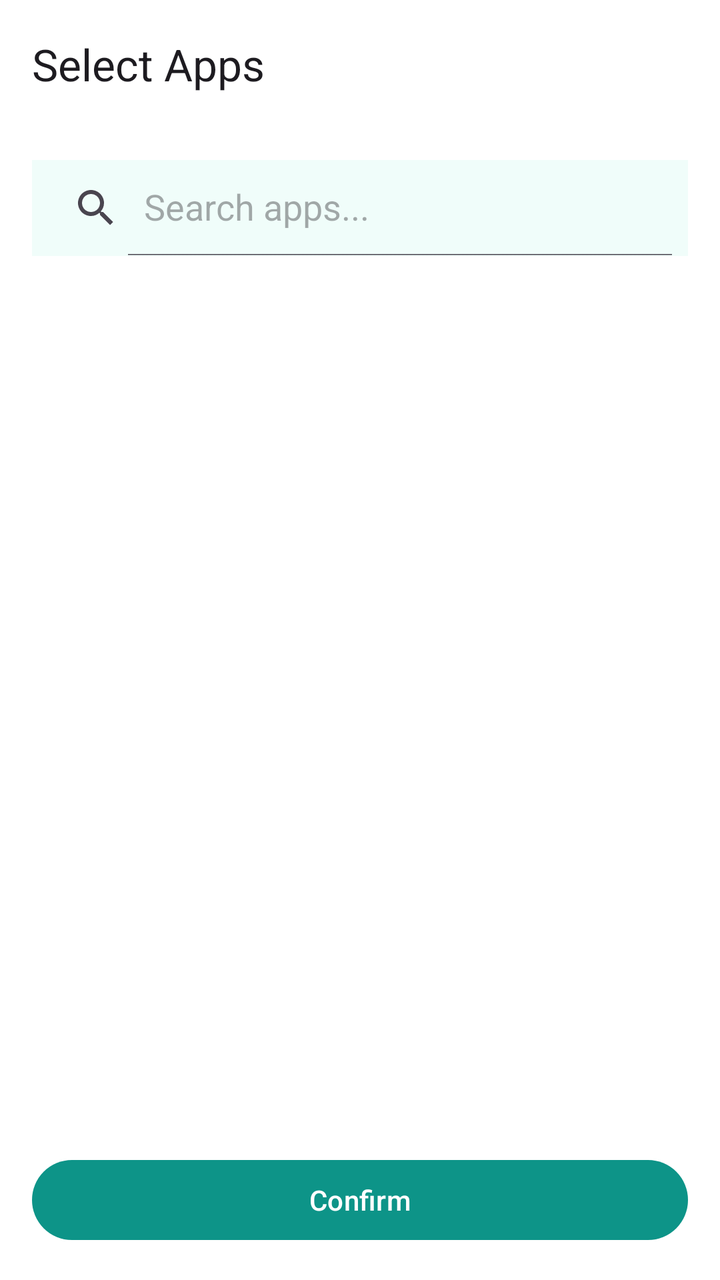
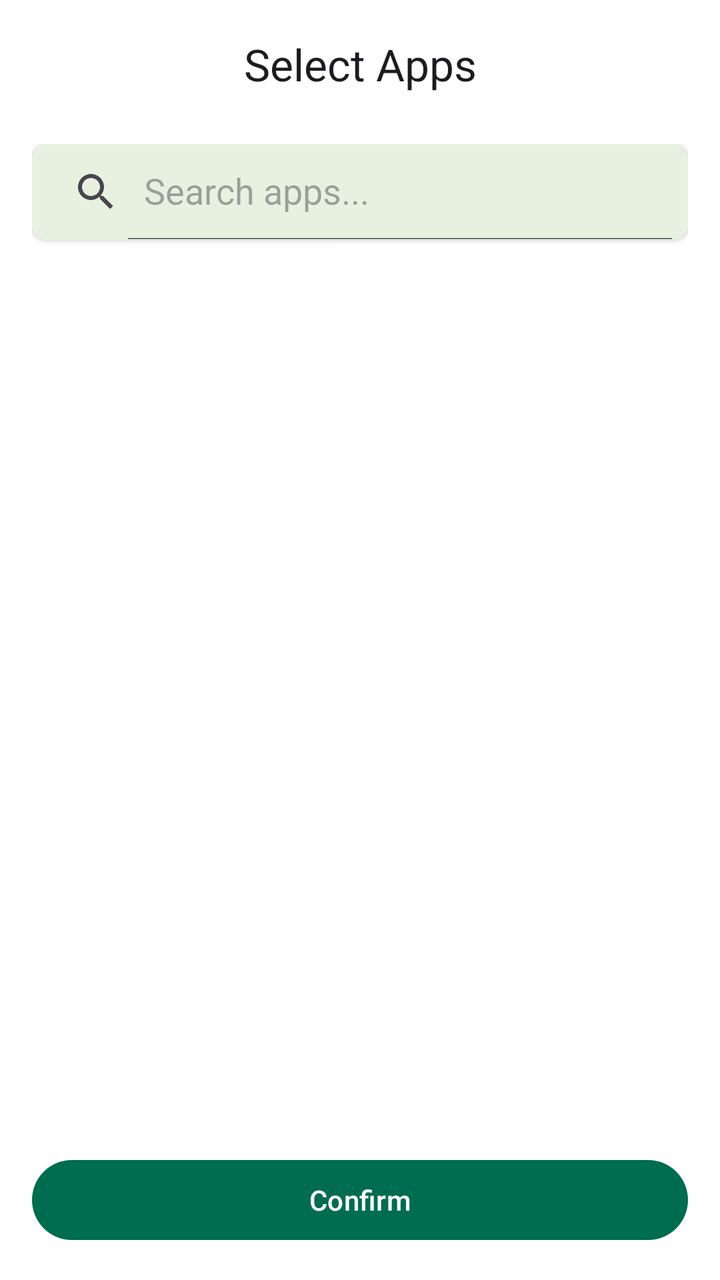

Two renders of the same Android screen: before a commit and after it. Below are the layout's source before the change and the commit's diff.
<!-- AndroidManifest.xml: application theme Theme.BlockWords -->
<!-- res/layout/activity_select_apps.xml -->
<?xml version="1.0" encoding="utf-8"?>
<androidx.coordinatorlayout.widget.CoordinatorLayout xmlns:android="http://schemas.android.com/apk/res/android"
    xmlns:app="http://schemas.android.com/apk/res-auto"
    android:layout_width="match_parent"
    android:layout_height="match_parent"
    android:background="?attr/colorSurface">

    <com.google.android.material.appbar.AppBarLayout
        android:layout_width="match_parent"
        android:layout_height="wrap_content"
        android:background="@android:color/transparent"
        app:elevation="0dp">

        <com.google.android.material.appbar.MaterialToolbar
            android:id="@+id/toolbar"
            android:layout_width="match_parent"
            android:layout_height="?attr/actionBarSize"
            app:title="Select Apps" />
    </com.google.android.material.appbar.AppBarLayout>

    <LinearLayout
        android:layout_width="match_parent"
        android:layout_height="match_parent"
        android:orientation="vertical"
        android:padding="16dp"
        app:layout_behavior="@string/appbar_scrolling_view_behavior">

        <androidx.appcompat.widget.SearchView
            android:id="@+id/search_view"
            android:layout_width="match_parent"
            android:layout_height="wrap_content"
            android:layout_marginBottom="16dp"
            android:background="?attr/colorSurfaceVariant"
            app:queryHint="Search apps..."
            app:iconifiedByDefault="false" />

        <androidx.recyclerview.widget.RecyclerView
            android:id="@+id/app_list"
            android:layout_width="match_parent"
            android:layout_height="0dp"
            android:layout_weight="1"
            android:layout_marginBottom="16dp" />

        <com.google.android.material.button.MaterialButton
            android:id="@+id/btn_confirm"
            style="@style/Widget.Material3.Button"
            android:layout_width="match_parent"
            android:layout_height="wrap_content"
            android:text="Confirm" />
    </LinearLayout>
</androidx.coordinatorlayout.widget.CoordinatorLayout>
<!-- resources referenced by this layout -->
<resources>
  <style name="Base.Theme.BlockWords" parent="Theme.Material3.DayNight.NoActionBar">
          <item name="colorPrimary">@color/md_theme_primary</item>
          <item name="colorOnPrimary">@color/md_theme_onPrimary</item>
          <item name="colorPrimaryContainer">@color/md_theme_primaryContainer</item>
          <item name="colorOnPrimaryContainer">@color/md_theme_onPrimaryContainer</item>
          <item name="colorSecondary">@color/md_theme_secondary</item>
          <item name="colorOnSecondary">@color/md_theme_onSecondary</item>
          <item name="colorSecondaryContainer">@color/md_theme_secondaryContainer</item>
          <item name="colorOnSecondaryContainer">@color/md_theme_onSecondaryContainer</item>
          <item name="colorTertiary">@color/md_theme_tertiary</item>
          <item name="colorOnTertiary">@color/md_theme_onTertiary</item>
          <item name="colorTertiaryContainer">@color/md_theme_tertiaryContainer</item>
          <item name="colorOnTertiaryContainer">@color/md_theme_onTertiaryContainer</item>
          <item name="colorError">@color/md_theme_error</item>
          <item name="colorOnError">@color/md_theme_onError</item>
          <item name="colorErrorContainer">@color/md_theme_errorContainer</item>
          <item name="colorOnErrorContainer">@color/md_theme_onErrorContainer</item>
          <item name="android:colorBackground">@color/md_theme_background</item>
          <item name="colorOnBackground">@color/md_theme_onBackground</item>
          <item name="colorSurface">@color/md_theme_surface</item>
          <item name="colorOnSurface">@color/md_theme_onSurface</item>
          <item name="colorSurfaceVariant">@color/md_theme_surfaceVariant</item>
          <item name="colorOnSurfaceVariant">@color/md_theme_onSurfaceVariant</item>
          <item name="colorOutline">@color/md_theme_outline</item>
          <item name="colorOutlineVariant">@color/md_theme_outlineVariant</item>
          <item name="colorSurfaceInverse">@color/md_theme_inverseSurface</item>
          <item name="colorOnSurfaceInverse">@color/md_theme_inverseOnSurface</item>
          <item name="colorPrimaryInverse">@color/md_theme_inversePrimary</item>
          <item name="colorPrimaryFixed">@color/md_theme_primaryFixed</item>
          <item name="colorOnPrimaryFixed">@color/md_theme_onPrimaryFixed</item>
          <item name="colorPrimaryFixedDim">@color/md_theme_primaryFixedDim</item>
          <item name="colorOnPrimaryFixedVariant">@color/md_theme_onPrimaryFixedVariant</item>
          <item name="colorSecondaryFixed">@color/md_theme_secondaryFixed</item>
          <item name="colorOnSecondaryFixed">@color/md_theme_onSecondaryFixed</item>
          <item name="colorSecondaryFixedDim">@color/md_theme_secondaryFixedDim</item>
          <item name="colorOnSecondaryFixedVariant">@color/md_theme_onSecondaryFixedVariant</item>
          <item name="colorTertiaryFixed">@color/md_theme_tertiaryFixed</item>
          <item name="colorOnTertiaryFixed">@color/md_theme_onTertiaryFixed</item>
          <item name="colorTertiaryFixedDim">@color/md_theme_tertiaryFixedDim</item>
          <item name="colorOnTertiaryFixedVariant">@color/md_theme_onTertiaryFixedVariant</item>
          <item name="colorSurfaceDim">@color/md_theme_surfaceDim</item>
          <item name="colorSurfaceBright">@color/md_theme_surfaceBright</item>
          <item name="colorSurfaceContainerLowest">@color/md_theme_surfaceContainerLowest</item>
          <item name="colorSurfaceContainerLow">@color/md_theme_surfaceContainerLow</item>
          <item name="colorSurfaceContainer">@color/md_theme_surfaceContainer</item>
          <item name="colorSurfaceContainerHigh">@color/md_theme_surfaceContainerHigh</item>
          <item name="colorSurfaceContainerHighest">@color/md_theme_surfaceContainerHighest</item>
      </style>
  <color name="md_theme_primary">#0D9488</color>
  <color name="md_theme_primaryContainer">#CCFBF1</color>
  <color name="md_theme_onPrimaryContainer">#115E59</color>
  <color name="md_theme_secondary">#14B8A6</color>
  <color name="md_theme_secondaryContainer">#E0F2FE</color>
  <color name="md_theme_onSecondaryContainer">#0369A1</color>
  <color name="md_theme_tertiary">#EA580C</color>
  <color name="md_theme_tertiaryContainer">#FFEDD5</color>
  <color name="md_theme_onTertiaryContainer">#7C2D12</color>
  <color name="md_theme_error">#BA1A1A</color>
  <color name="md_theme_errorContainer">#FFDAD6</color>
  <color name="md_theme_onErrorContainer">#410002</color>
  <color name="md_theme_background">#F0FDFA</color>
  <color name="md_theme_onBackground">#115E59</color>
  <color name="md_theme_onSurface">#115E59</color>
  <color name="md_theme_surfaceVariant">#F0FDFA</color>
  <color name="md_theme_onSurfaceVariant">#115E59</color>
  <color name="md_theme_outline">#99F6E4</color>
  <color name="md_theme_outlineVariant">#CCFBF1</color>
  <color name="md_theme_inverseSurface">#2B3230</color>
  <color name="md_theme_inverseOnSurface">#ECF2EF</color>
  <color name="md_theme_inversePrimary">#83D5C5</color>
  <color name="md_theme_primaryFixed">#9FF2E1</color>
  <color name="md_theme_onPrimaryFixed">#00201B</color>
  <color name="md_theme_primaryFixedDim">#83D5C5</color>
  <color name="md_theme_onPrimaryFixedVariant">#005046</color>
  <color name="md_theme_secondaryFixed">#CDE8E1</color>
  <color name="md_theme_onSecondaryFixed">#06201B</color>
  <color name="md_theme_secondaryFixedDim">#B1CCC5</color>
  <color name="md_theme_onSecondaryFixedVariant">#334B46</color>
  <color name="md_theme_tertiaryFixed">#CAE6FF</color>
  <color name="md_theme_onTertiaryFixed">#001E2F</color>
  <color name="md_theme_tertiaryFixedDim">#ACCAE5</color>
  <color name="md_theme_onTertiaryFixedVariant">#2C4A60</color>
  <color name="md_theme_surfaceDim">#D5DBD8</color>
  <color name="md_theme_surfaceBright">#F5FBF8</color>
  <color name="md_theme_surfaceContainerLow">#EFF5F2</color>
  <color name="md_theme_surfaceContainer">#E9EFEC</color>
  <color name="md_theme_surfaceContainerHigh">#E3EAE6</color>
  <color name="md_theme_surfaceContainerHighest">#DEE4E1</color>
  <!-- unchanged entries left out for length: 7 -->
</resources>

<!-- the commit's change to res/layout/activity_select_apps.xml (unified diff, before → after) -->
@@ -15,24 +15,35 @@
             android:id="@+id/toolbar"
             android:layout_width="match_parent"
             android:layout_height="?attr/actionBarSize"
-            app:title="Select Apps" />
+            app:title="Select Apps"
+            app:titleCentered="true" />
     </com.google.android.material.appbar.AppBarLayout>
 
     <LinearLayout
         android:layout_width="match_parent"
         android:layout_height="match_parent"
         android:orientation="vertical"
-        android:padding="16dp"
+        android:paddingHorizontal="16dp"
+        android:paddingTop="8dp"
+        android:paddingBottom="16dp"
         app:layout_behavior="@string/appbar_scrolling_view_behavior">
 
-        <androidx.appcompat.widget.SearchView
-            android:id="@+id/search_view"
+        <com.google.android.material.card.MaterialCardView
             android:layout_width="match_parent"
             android:layout_height="wrap_content"
             android:layout_marginBottom="16dp"
-            android:background="?attr/colorSurfaceVariant"
-            app:queryHint="Search apps..."
-            app:iconifiedByDefault="false" />
+            app:cardElevation="2dp"
+            app:cardBackgroundColor="?attr/colorSurfaceContainerLow"
+            app:shapeAppearance="@style/ShapeAppearance.Material3.Corner.Small">
+
+            <androidx.appcompat.widget.SearchView
+                android:id="@+id/search_view"
+                android:layout_width="match_parent"
+                android:layout_height="wrap_content"
+                android:background="?attr/colorSurfaceVariant"
+                app:queryHint="Search apps..."
+                app:iconifiedByDefault="false" />
+        </com.google.android.material.card.MaterialCardView>
 
         <androidx.recyclerview.widget.RecyclerView
             android:id="@+id/app_list"
<!-- resource entries referenced after the edit -->
@@ -47,47 +47,67 @@
           <item name="colorSurfaceContainer">@color/md_theme_surfaceContainer</item>
           <item name="colorSurfaceContainerHigh">@color/md_theme_surfaceContainerHigh</item>
           <item name="colorSurfaceContainerHighest">@color/md_theme_surfaceContainerHighest</item>
+  
+          <item name="materialCardViewStyle">@style/Widget.Material3.CardView.Elevated</item>
+          <item name="chipStyle">@style/Widget.Material3.Chip.Input</item>
+          <item name="materialSwitchStyle">@style/Widget.Material3.CompoundButton.MaterialSwitch</item>
+  
+          <item name="shapeAppearanceSmallComponent">@style/ShapeAppearance.BlockWords.Small</item>
+          <item name="shapeAppearanceMediumComponent">@style/ShapeAppearance.BlockWords.Medium</item>
+          <item name="shapeAppearanceLargeComponent">@style/ShapeAppearance.BlockWords.Large</item>
       </style>
-  <color name="md_theme_primary">#0D9488</color>
-  <color name="md_theme_primaryContainer">#CCFBF1</color>
-  <color name="md_theme_onPrimaryContainer">#115E59</color>
-  <color name="md_theme_secondary">#14B8A6</color>
-  <color name="md_theme_secondaryContainer">#E0F2FE</color>
-  <color name="md_theme_onSecondaryContainer">#0369A1</color>
-  <color name="md_theme_tertiary">#EA580C</color>
-  <color name="md_theme_tertiaryContainer">#FFEDD5</color>
-  <color name="md_theme_onTertiaryContainer">#7C2D12</color>
-  <color name="md_theme_error">#BA1A1A</color>
-  <color name="md_theme_errorContainer">#FFDAD6</color>
-  <color name="md_theme_onErrorContainer">#410002</color>
-  <color name="md_theme_background">#F0FDFA</color>
-  <color name="md_theme_onBackground">#115E59</color>
-  <color name="md_theme_onSurface">#115E59</color>
-  <color name="md_theme_surfaceVariant">#F0FDFA</color>
-  <color name="md_theme_onSurfaceVariant">#115E59</color>
-  <color name="md_theme_outline">#99F6E4</color>
-  <color name="md_theme_outlineVariant">#CCFBF1</color>
-  <color name="md_theme_inverseSurface">#2B3230</color>
-  <color name="md_theme_inverseOnSurface">#ECF2EF</color>
-  <color name="md_theme_inversePrimary">#83D5C5</color>
-  <color name="md_theme_primaryFixed">#9FF2E1</color>
-  <color name="md_theme_onPrimaryFixed">#00201B</color>
-  <color name="md_theme_primaryFixedDim">#83D5C5</color>
-  <color name="md_theme_onPrimaryFixedVariant">#005046</color>
-  <color name="md_theme_secondaryFixed">#CDE8E1</color>
-  <color name="md_theme_onSecondaryFixed">#06201B</color>
-  <color name="md_theme_secondaryFixedDim">#B1CCC5</color>
-  <color name="md_theme_onSecondaryFixedVariant">#334B46</color>
-  <color name="md_theme_tertiaryFixed">#CAE6FF</color>
-  <color name="md_theme_onTertiaryFixed">#001E2F</color>
-  <color name="md_theme_tertiaryFixedDim">#ACCAE5</color>
-  <color name="md_theme_onTertiaryFixedVariant">#2C4A60</color>
-  <color name="md_theme_surfaceDim">#D5DBD8</color>
-  <color name="md_theme_surfaceBright">#F5FBF8</color>
-  <color name="md_theme_surfaceContainerLow">#EFF5F2</color>
-  <color name="md_theme_surfaceContainer">#E9EFEC</color>
-  <color name="md_theme_surfaceContainerHigh">#E3EAE6</color>
-  <color name="md_theme_surfaceContainerHighest">#DEE4E1</color>
+  <color name="md_theme_primary">#006C50</color>
+  <color name="md_theme_primaryContainer">#89F8C7</color>
+  <color name="md_theme_onPrimaryContainer">#002116</color>
+  <color name="md_theme_secondary">#0D9488</color>
+  <color name="md_theme_secondaryContainer">#CCFBF1</color>
+  <color name="md_theme_onSecondaryContainer">#134E4A</color>
+  <color name="md_theme_tertiary">#D97706</color>
+  <color name="md_theme_tertiaryContainer">#FDE68A</color>
+  <color name="md_theme_onTertiaryContainer">#451A03</color>
+  <color name="md_theme_error">#E11D48</color>
+  <color name="md_theme_errorContainer">#FFE4E6</color>
+  <color name="md_theme_onErrorContainer">#881337</color>
+  <color name="md_theme_background">#F8FAF5</color>
+  <color name="md_theme_onBackground">#1A2E1A</color>
+  <color name="md_theme_onSurface">#1A2E1A</color>
+  <color name="md_theme_surfaceVariant">#E8F0E0</color>
+  <color name="md_theme_onSurfaceVariant">#425242</color>
+  <color name="md_theme_outline">#A3B898</color>
+  <color name="md_theme_outlineVariant">#C8D4C0</color>
+  <color name="md_theme_inverseSurface">#2E3A2E</color>
+  <color name="md_theme_inverseOnSurface">#E8F0E0</color>
+  <color name="md_theme_inversePrimary">#6EE7B7</color>
+  <color name="md_theme_primaryFixed">#89F8C7</color>
+  <color name="md_theme_onPrimaryFixed">#002116</color>
+  <color name="md_theme_primaryFixedDim">#6CDBAC</color>
+  <color name="md_theme_onPrimaryFixedVariant">#00523C</color>
+  <color name="md_theme_secondaryFixed">#CCFBF1</color>
+  <color name="md_theme_onSecondaryFixed">#07312D</color>
+  <color name="md_theme_secondaryFixedDim">#99F6E4</color>
+  <color name="md_theme_onSecondaryFixedVariant">#0F766E</color>
+  <color name="md_theme_tertiaryFixed">#FDE68A</color>
+  <color name="md_theme_onTertiaryFixed">#451A03</color>
+  <color name="md_theme_tertiaryFixedDim">#FCD34D</color>
+  <color name="md_theme_onTertiaryFixedVariant">#92400E</color>
+  <color name="md_theme_surfaceDim">#D8E0D0</color>
+  <color name="md_theme_surfaceBright">#F8FAF5</color>
+  <color name="md_theme_surfaceContainerLow">#F0F5EC</color>
+  <color name="md_theme_surfaceContainer">#E8F0E0</color>
+  <color name="md_theme_surfaceContainerHigh">#DCE8D4</color>
+  <color name="md_theme_surfaceContainerHighest">#D0DDC8</color>
+  <style name="ShapeAppearance.BlockWords.Small" parent="ShapeAppearance.Material3.SmallComponent">
+          <item name="cornerFamily">rounded</item>
+          <item name="cornerSize">16dp</item>
+      </style>
+  <style name="ShapeAppearance.BlockWords.Medium" parent="ShapeAppearance.Material3.MediumComponent">
+          <item name="cornerFamily">rounded</item>
+          <item name="cornerSize">24dp</item>
+      </style>
+  <style name="ShapeAppearance.BlockWords.Large" parent="ShapeAppearance.Material3.LargeComponent">
+          <item name="cornerFamily">rounded</item>
+          <item name="cornerSize">32dp</item>
+      </style>
   <!-- unchanged entries left out for length: 7 -->
 </resources>
 
